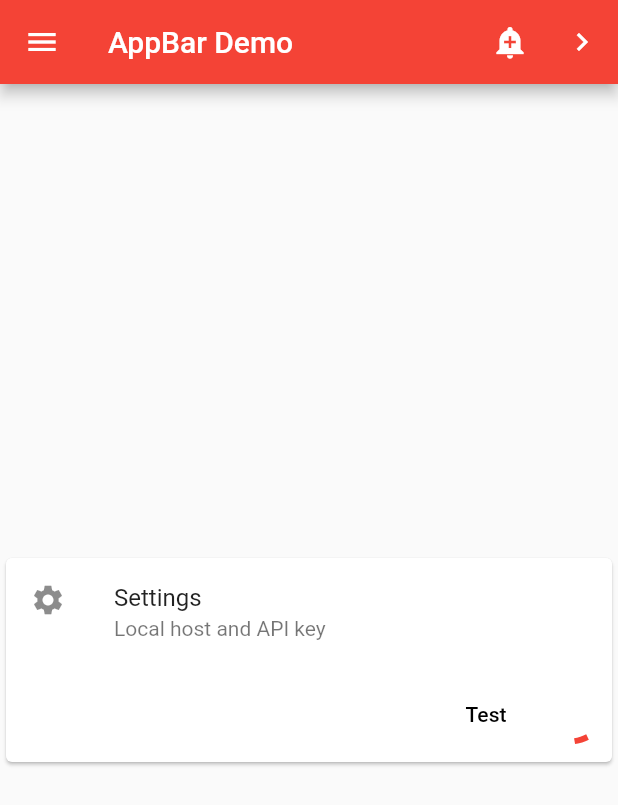
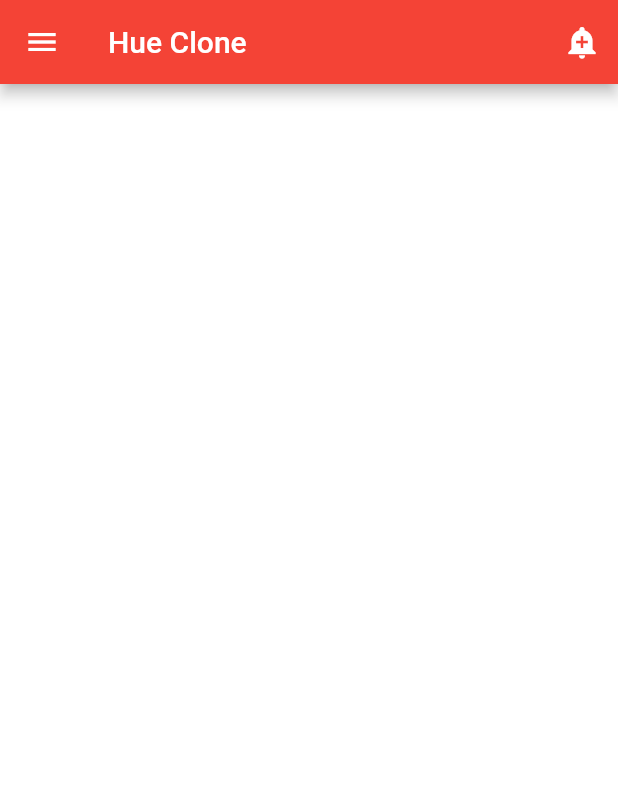
Before and after one commit to opas350/Flutter-Hue-Local-App, a Flutter app: the screen it shows after launch, on a phone screen of 412 x 824 dp. Shown: the top 805 px of the screen. Run offline on Flutter 3.47's test engine with Material 2 defaults, Android fonts, the phone set to English and light mode, and no system bars.

Commit message:
Messing around and breaking stuff more than fixing.

```diff
--- a/lib/main.dart
+++ b/lib/main.dart
@@ -1,180 +1,44 @@
-// Flutter code sample for material.AppBar.1
+import 'package:flutter/cupertino.dart';
+import 'package:flutter/material.dart';
+import 'package:flutter_app_hue_clone/pages/home_page.dart';
 
-// This sample shows an [AppBar] with two simple actions. The first action
-// opens a [SnackBar], while the second action navigates to a new page.
-
-import 'dart:convert';
-
-import 'package:flutter/material.dart';
-import 'package:flutter/rendering.dart';
-import 'package:http/http.dart' as http;
-import 'package:http/http.dart';
-
-void main() {
-//debugPaintSizeEnabled=true;
-runApp(MyApp());
+// Needed to run the app
+void main(){
+  runApp(MyApp());
 }
 
-/// This Widget is the main application widget.
-class MyApp extends StatelessWidget {
-  static const String _title = 'Flutter Hue Clone';
+// Main app - should be as simple
+class MyApp extends StatelessWidget{
+  final ThemeData _theme = _buildTheme();
+
   @override
   Widget build(BuildContext context) {
     return MaterialApp(
-      title: _title,
-      theme: ThemeData(
-          accentColor: Colors.red,
-          primarySwatch: Colors.red
-      ),
-//      debugShowCheckedModeBanner: true,
-//      debugShowMaterialGrid: true,
-      home: MyStatelessWidget(),
+      title: 'Hue Clone',
+      home: HomePage(),
+      theme: _theme,
     );
   }
 }
 
-final GlobalKey<ScaffoldState> scaffoldKey = GlobalKey<ScaffoldState>();
-final SnackBar snackBar = const SnackBar(content: Text('Showing Snackbar'));
-
-void openPage(BuildContext context) {
-  Navigator.push(context, MaterialPageRoute(
-    builder: (BuildContext context) {
-      return Scaffold(
-        appBar: AppBar(
-          title: const Text('Next page'),
-        ),
-        body: HomePageContainer(),
-      );
-    },
-  ));
+// Theme to use on the app
+ThemeData _buildTheme(){
+  final ThemeData base = ThemeData.light();
+  return base.copyWith(
+    primaryColor: Colors.red,
+    primaryColorBrightness: Brightness.light,
+    primaryTextTheme: Typography.blackMountainView,
+    primaryIconTheme: const IconThemeData(
+      color: Colors.grey
+    ),
+    accentColor: Colors.green[800],
+    buttonTheme: base.buttonTheme.copyWith(
+      buttonColor: Colors.green[800],
+      textTheme: ButtonTextTheme.primary,
+      shape: RoundedRectangleBorder(
+        borderRadius: BorderRadius.circular(4)
+      )
+    ),
+    scaffoldBackgroundColor: Colors.white
+  );
 }
-
-/// This is the stateless widget that the main application instantiates.
-class MyStatelessWidget extends StatelessWidget {
-  MyStatelessWidget({Key key}) : super(key: key);
-
-  @override
-  Widget build(BuildContext context) {
-    return Scaffold(
-      key: scaffoldKey,
-      appBar: AppBar(
-        title: const Text('AppBar Demo'),
-        leading: Builder(
-          builder: (BuildContext context){
-            return IconButton(
-              icon: const Icon(Icons.menu),
-              onPressed: () {
-                Scaffold.of(context).openDrawer();
-              },
-              tooltip: MaterialLocalizations.of(context).openAppDrawerTooltip,
-            );
-          },
-        ),
-        actions: <Widget>[
-          IconButton(
-            icon: const Icon(Icons.add_alert),
-            tooltip: 'Show Snackbar',
-            onPressed: () {
-              scaffoldKey.currentState.showSnackBar(snackBar);
-            },
-          ),
-          IconButton(
-            icon: const Icon(Icons.navigate_next),
-            tooltip: 'Next page',
-            onPressed: () {
-              openPage(context);
-            },
-          ),
-        ],
-      ),
-      body: HomePageContainer(),
-    );
-  }
-}
-
-class HomePageContainer extends StatelessWidget{
-  @override
-  Widget build(BuildContext context) {
-    return Center(
-      child: Card(
-        child: Column(
-          mainAxisSize: MainAxisSize.min,
-          children: <Widget>[
-            const ListTile(
-              leading: Icon(Icons.settings),
-              title: Text('Settings'),
-              subtitle: Text('Local host and API key'),
-            ),
-            ButtonTheme.bar(
-              child: ButtonBar(
-                children: <Widget>[
-                  FlatButton(
-                    child: const Text('Test'),
-                    onPressed: (){
-                      scaffoldKey.currentState.showSnackBar(snackBar);
-                    },
-                  ),
-                  GetReq(),
-                ],
-              ),
-            )
-          ],
-        ),
-      ),
-    );
-  }
-}
-
-Future<http.Response> fetchGet() async {
-  print("In future");
-  final response = await http.get(
-      'https://jsonplaceholder.typicode.com/post/1');
-
-  if (response.statusCode == 200) {
-    return json.decode(response.body);
-  } else {
-    throw Exception('Failed to get the information');
-  }
-}
-
-class Post{
-  final int userId;
-  final int id;
-  final String title;
-  final String body;
-
-  Post({this.userId, this.id, this.title, this.body});
-
-  factory Post.fromJson(Map<String, dynamic> json){
-    return Post(
-      userId: json['userId'],
-      id: json['id'],
-      title: json['title'],
-      body: json['body']
-    );
-  }
-}
-
-
-class GetReq extends StatelessWidget {
-  final Future<Post> post;
-
-  const GetReq({Key key, this.post}) : super(key: key);
-
-  @override
-  Widget build(BuildContext context) {
-    return FutureBuilder<Post>(
-      future: post,
-      builder: (BuildContext context, AsyncSnapshot snapshot) {
-        if(snapshot.hasData){
-          return Text(snapshot.data.title);
-        } else if(snapshot.hasError){
-          return Text("${snapshot.error}");
-        }
-        print('DATA');
-        print(snapshot.data);
-        return CircularProgressIndicator();
-      },
-    );
-  }
-}
--- /dev/null
+++ b/lib/pages/home_page.dart
@@ -0,0 +1,41 @@
+import 'package:flutter/cupertino.dart';
+import 'package:flutter/material.dart';
+
+class HomePage extends StatelessWidget {
+  HomePage({Key key}) : super(key: key);
+
+  final GlobalKey<ScaffoldState> scaffoldkey = GlobalKey<ScaffoldState>();
+  final SnackBar snackBar = const SnackBar(content: Text('showing snackbar'));
+
+  @override
+  Widget build(BuildContext context) {
+    return Scaffold(
+      key: scaffoldkey,
+      appBar: AppBar(
+        title: Text('Hue Clone'),
+        actions: <Widget>[
+          IconButton(
+            icon: const Icon(Icons.add_alert),
+            tooltip: 'Show Snackbar',
+            onPressed: (){
+              scaffoldkey.currentState.showSnackBar(snackBar);
+              },
+          ),
+        ],
+      ),
+      drawer: Drawer(
+        child: ListView(
+          padding: EdgeInsets.zero,
+          children: <Widget>[
+            DrawerHeader(
+              child: Text('< Header >'),
+              decoration: BoxDecoration(
+                color: Colors.red,
+              ),
+            )
+          ],
+        ),
+      ),
+    );
+  }
+}
```
Also changed, not shown: lib/Api.dart (added, +10 -0 lines), lib/User.dart (added, +20 -0 lines).
